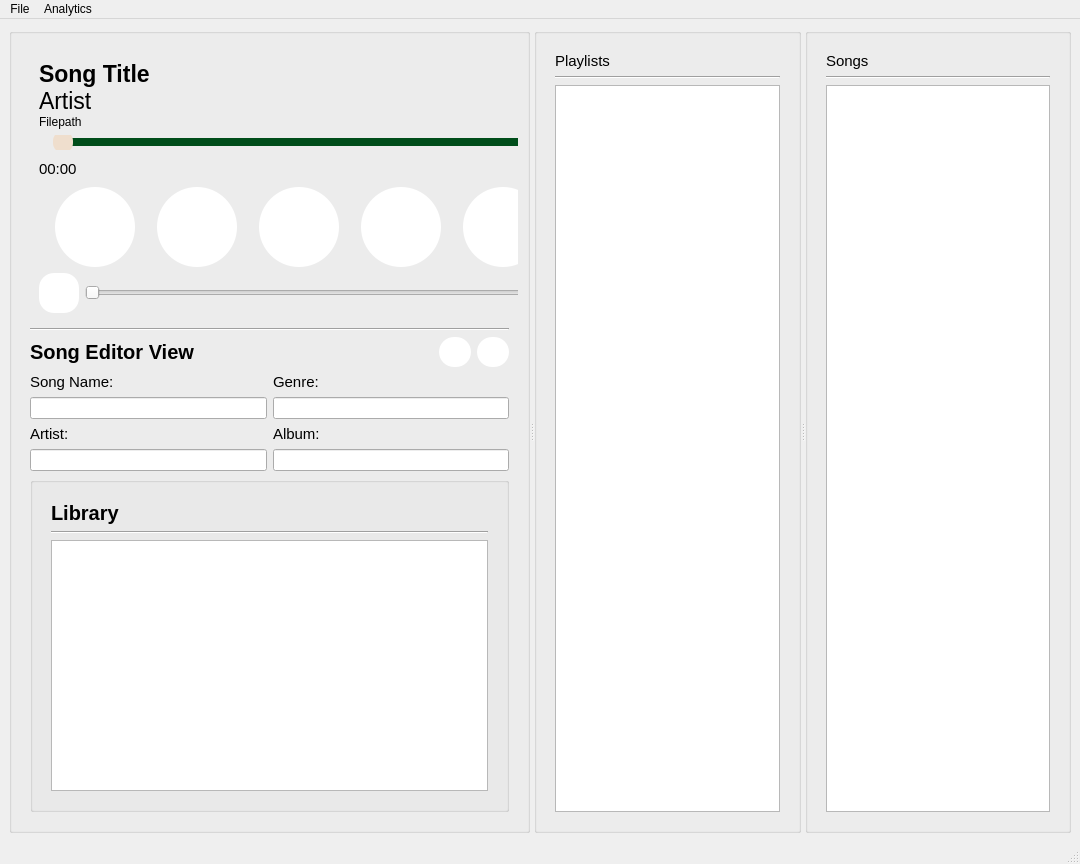
The window that src/mainwindow.ui (waveplough/MusicPlaylistManager) describes before a commit, drawn with Qt 5.
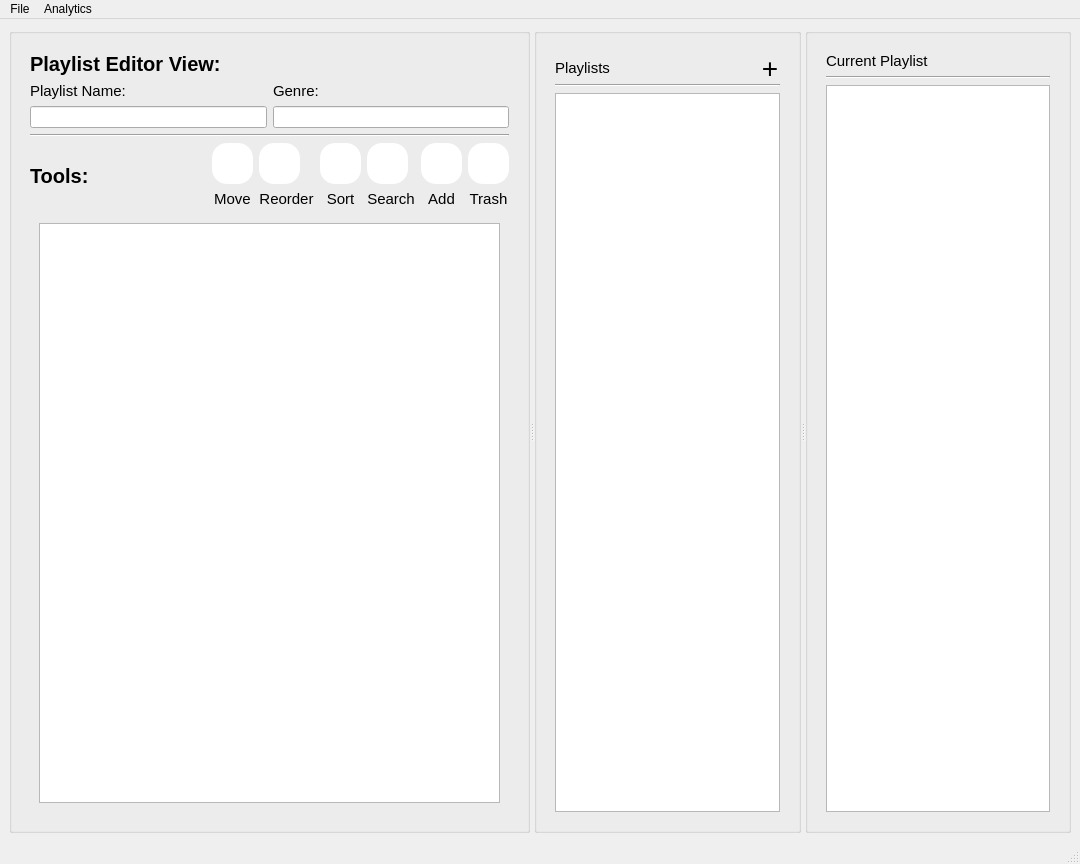
The same window after the commit. Icons and pictures are not drawn.

Commit message: Added playlist editor functionality Co-authored-by: Suleiman Amin <rigaax87@gmail.com>

```diff
--- a/src/mainwindow.ui
+++ b/src/mainwindow.ui
@@ -55,7 +55,7 @@
            </size>
           </property>
           <property name="currentIndex">
-           <number>0</number>
+           <number>1</number>
           </property>
           <widget class="QWidget" name="stackedWidgetSongPage">
            <layout class="QVBoxLayout" name="verticalLayout_4">
@@ -728,16 +728,156 @@
             </item>
            </layout>
           </widget>
-          <widget class="QWidget" name="stackedWidgetPlaylistPage">
-           <widget class="QWidget" name="layoutWidget_2">
-            <property name="geometry">
-             <rect>
-              <x>20</x>
-              <y>90</y>
-              <width>451</width>
-              <height>68</height>
-             </rect>
-            </property>
+          <widget class="QWidget" name="editPlaylistPage">
+           <layout class="QVBoxLayout" name="verticalLayout_7">
+            <item>
+             <layout class="QVBoxLayout" name="pEditorLabelVLayout">
+              <item>
+               <layout class="QHBoxLayout" name="PlaylistEditorTitleLayout">
+                <item>
+                 <widget class="QLabel" name="playlistEditorViewLabel">
+                  <property name="font">
+                   <font>
+                    <family>Segoe UI</family>
+                    <pointsize>15</pointsize>
+                    <bold>true</bold>
+                    <underline>false</underline>
+                   </font>
+                  </property>
+                  <property name="text">
+                   <string>Playlist Editor View:</string>
+                  </property>
+                 </widget>
+                </item>
+                <item>
+                 <spacer name="horizontalSpacer_4">
+                  <property name="orientation">
+                   <enum>Qt::Orientation::Horizontal</enum>
+                  </property>
+                  <property name="sizeHint" stdset="0">
+                   <size>
+                    <width>40</width>
+                    <height>20</height>
+                   </size>
+                  </property>
+                 </spacer>
+                </item>
+                <item>
+                 <widget class="QPushButton" name="exitPlaylistEditor">
+                  <property name="minimumSize">
+                   <size>
+                    <width>20</width>
+                    <height>20</height>
+                   </size>
+                  </property>
+                  <property name="styleSheet">
+                   <string notr="true">QPushButton {
+    border: none;
+    background-color: transparent;
+    padding: 0px;
+    outline: none;
+}
+</string>
+                  </property>
+                  <property name="text">
+                   <string/>
+                  </property>
+                  <property name="icon">
+                   <iconset theme="QIcon::ThemeIcon::ApplicationExit"/>
+                  </property>
+                 </widget>
+                </item>
+                <item>
+                 <widget class="QPushButton" name="savePlaylistChanges">
+                  <property name="minimumSize">
+                   <size>
+                    <width>20</width>
+                    <height>20</height>
+                   </size>
+                  </property>
+                  <property name="styleSheet">
+                   <string notr="true">QPushButton {
+    border: none;
+    background-color: transparent;
+    padding: 0px;
+    outline: none;
+}
+</string>
+                  </property>
+                  <property name="text">
+                   <string/>
+                  </property>
+                  <property name="icon">
+                   <iconset theme="QIcon::ThemeIcon::DocumentPageSetup"/>
+                  </property>
+                  <property name="iconSize">
+                   <size>
+                    <width>16</width>
+                    <height>16</height>
+                   </size>
+                  </property>
+                 </widget>
+                </item>
+               </layout>
+              </item>
+              <item>
+               <layout class="QHBoxLayout" name="NameAndGenreHLayout">
+                <item>
+                 <layout class="QVBoxLayout" name="PlaylistNameVLayout">
+                  <item>
+                   <widget class="QLabel" name="playlistNameLabel">
+                    <property name="font">
+                     <font>
+                      <family>Segoe UI</family>
+                      <pointsize>11</pointsize>
+                     </font>
+                    </property>
+                    <property name="text">
+                     <string>Playlist Name:</string>
+                    </property>
+                   </widget>
+                  </item>
+                  <item>
+                   <widget class="QLineEdit" name="playlistNameLineEdit"/>
+                  </item>
+                 </layout>
+                </item>
+                <item>
+                 <layout class="QVBoxLayout" name="PlaylistGenreVLayout">
+                  <item>
+                   <widget class="QLabel" name="genreLabel">
+                    <property name="font">
+                     <font>
+                      <family>Segoe UI</family>
+                      <pointsize>11</pointsize>
+                     </font>
+                    </property>
+                    <property name="text">
+                     <string>Genre:</string>
+                    </property>
+                   </widget>
+                  </item>
+                  <item>
+                   <widget class="QLineEdit" name="genreLineEdit">
+                    <property name="text">
+                     <string/>
+                    </property>
+                   </widget>
+                  </item>
+                 </layout>
+                </item>
+               </layout>
+              </item>
+              <item>
+               <widget class="Line" name="labelSeperator">
+                <property name="orientation">
+                 <enum>Qt::Orientation::Horizontal</enum>
+                </property>
+               </widget>
+              </item>
+             </layout>
+            </item>
+            <item>
             <layout class="QHBoxLayout" name="toolsBoxLayout">
              <item>
               <widget class="QLabel" name="toolsLabel">
@@ -1092,130 +1232,17 @@
               </layout>
              </item>
             </layout>
-           </widget>
-           <widget class="QLineEdit" name="playlistNameLineEdit">
-            <property name="geometry">
-             <rect>
-              <x>10</x>
-              <y>50</y>
-              <width>231</width>
-              <height>20</height>
-             </rect>
-            </property>
-           </widget>
-           <widget class="Line" name="line">
-            <property name="geometry">
-             <rect>
-              <x>0</x>
-              <y>70</y>
-              <width>521</width>
-              <height>20</height>
-             </rect>
-            </property>
-            <property name="orientation">
-             <enum>Qt::Orientation::Horizontal</enum>
-            </property>
-           </widget>
-           <widget class="QLabel" name="playlistNameLabel">
-            <property name="geometry">
-             <rect>
-              <x>10</x>
-              <y>30</y>
-              <width>141</width>
-              <height>21</height>
-             </rect>
-            </property>
-            <property name="font">
-             <font>
-              <family>Segoe UI</family>
-              <pointsize>11</pointsize>
-             </font>
-            </property>
-            <property name="text">
-             <string>Playlist Name:</string>
-            </property>
-           </widget>
-           <widget class="QLabel" name="genreLabel">
-            <property name="geometry">
-             <rect>
-              <x>260</x>
-              <y>30</y>
-              <width>161</width>
-              <height>21</height>
-             </rect>
-            </property>
-            <property name="font">
-             <font>
-              <family>Segoe UI</family>
-              <pointsize>11</pointsize>
-             </font>
-            </property>
-            <property name="text">
-             <string>Genre:</string>
-            </property>
-           </widget>
-           <widget class="QWidget" name="widget" native="true">
-            <property name="geometry">
-             <rect>
-              <x>0</x>
-              <y>160</y>
-              <width>292</width>
-              <height>210</height>
-             </rect>
-            </property>
+            </item>
+            <item>
+             <widget class="QWidget" name="pEditorSongList" native="true">
             <layout class="QHBoxLayout" name="horizontalLayout_3">
              <item>
               <widget class="QListWidget" name="playlistSongsList"/>
              </item>
-             <item>
-              <widget class="QScrollBar" name="verticalScrollBar">
-               <property name="sizePolicy">
-                <sizepolicy hsizetype="Expanding" vsizetype="Expanding">
-                 <horstretch>0</horstretch>
-                 <verstretch>0</verstretch>
-                </sizepolicy>
-               </property>
-               <property name="orientation">
-                <enum>Qt::Orientation::Vertical</enum>
-               </property>
+              </layout>
               </widget>
              </item>
             </layout>
-           </widget>
-           <widget class="QLineEdit" name="genreLineEdit">
-            <property name="geometry">
-             <rect>
-              <x>260</x>
-              <y>50</y>
-              <width>231</width>
-              <height>20</height>
-             </rect>
-            </property>
-            <property name="text">
-             <string/>
-            </property>
-           </widget>
-           <widget class="QLabel" name="playlistEditorViewLabel">
-            <property name="geometry">
-             <rect>
-              <x>10</x>
-              <y>0</y>
-              <width>221</width>
-              <height>31</height>
-             </rect>
-            </property>
-            <property name="font">
-             <font>
-              <family>Segoe UI</family>
-              <pointsize>15</pointsize>
-              <bold>true</bold>
-              <underline>false</underline>
-             </font>
-            </property>
-            <property name="text">
-             <string>Playlist Editor View:</string>
-            </property>
-           </widget>
           </widget>
           <widget class="QWidget" name="AnalyticsPage">
            <layout class="QVBoxLayout" name="verticalLayout_5">
@@ -1387,7 +1414,17 @@
             <verstretch>0</verstretch>
            </sizepolicy>
           </property>
-          <layout class="QVBoxLayout" name="verticalLayout_10">
+          <layout class="QVBoxLayout" name="verticalLayout_6">
+           <item>
+            <layout class="QVBoxLayout" name="PlaylistLabelVLayout">
+             <property name="spacing">
+              <number>0</number>
+             </property>
+             <item>
+              <layout class="QHBoxLayout" name="playlistButtonHLayout">
+               <property name="spacing">
+                <number>3</number>
+               </property>
            <item>
             <widget class="QLabel" name="playlistLabel">
              <property name="sizePolicy">
@@ -1408,6 +1445,48 @@
             </widget>
            </item>
            <item>
+                <spacer name="playlistButtonSpacer">
+                 <property name="orientation">
+                  <enum>Qt::Orientation::Horizontal</enum>
+                 </property>
+                 <property name="sizeHint" stdset="0">
+                  <size>
+                   <width>40</width>
+                   <height>20</height>
+                  </size>
+                 </property>
+                </spacer>
+               </item>
+               <item>
+                <widget class="QPushButton" name="addPlaylistButton">
+                 <property name="minimumSize">
+                  <size>
+                   <width>20</width>
+                   <height>20</height>
+                  </size>
+                 </property>
+                 <property name="font">
+                  <font>
+                   <pointsize>21</pointsize>
+                  </font>
+                 </property>
+                 <property name="styleSheet">
+                  <string notr="true">QPushButton {
+    border: none;
+    background-color: transparent;
+    padding: 0px;
+    outline: none;
+}
+</string>
+                 </property>
+                 <property name="text">
+                  <string>+</string>
+                 </property>
+                </widget>
+               </item>
+              </layout>
+             </item>
+             <item>
             <widget class="Line" name="playlistLine">
              <property name="sizePolicy">
               <sizepolicy hsizetype="Expanding" vsizetype="Fixed">
@@ -1420,6 +1499,8 @@
              </property>
             </widget>
            </item>
+            </layout>
+           </item>
            <item>
             <widget class="QListWidget" name="playlistCardBox"/>
            </item>
@@ -1460,7 +1541,7 @@
               </font>
              </property>
              <property name="text">
-              <string>Songs</string>
+              <string>Current Playlist</string>
              </property>
             </widget>
            </item>
```
Left out of the diff: 6 changed lines with no effect on the pictures. Lines whose indentation alone changed are shown as unchanged. The commit also changes 2 other files.
